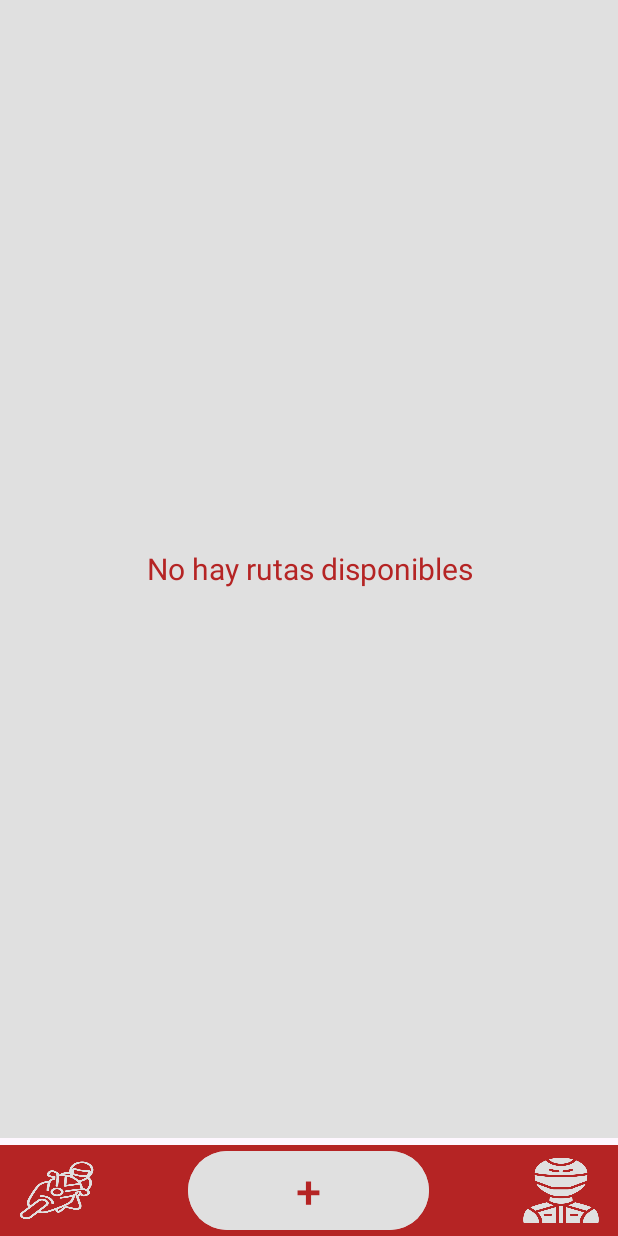
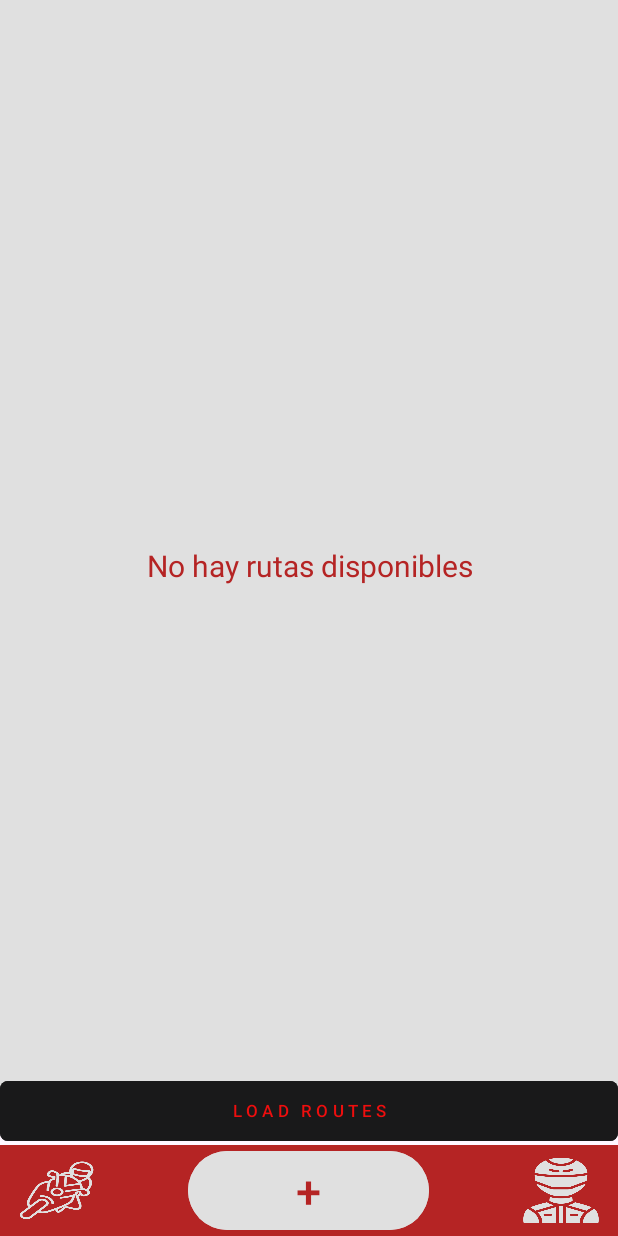
Before and after one commit to UniqueIsem/CRUD-Route, an Android app: the HomePage screen opened directly, with no data from a screen before it, on a phone screen of 412 x 824 dp. Run offline under Robolectric (Android 15) with nearby library versions, the phone set to English and light mode, and no system bars.

```diff
--- a/app/build.gradle
+++ b/app/build.gradle
@@ -3,6 +3,7 @@ plugins {
     id 'org.jetbrains.kotlin.android'
     //firebase services
     id 'com.google.gms.google-services'
+    id 'kotlin-android'
 }
 
 android {
--- a/app/src/main/AndroidManifest.xml
+++ b/app/src/main/AndroidManifest.xml
@@ -6,9 +6,12 @@
     <uses-permission android:name="android.permission.INTERNET" />
     <uses-permission android:name="android.permission.ACCESS_NETWORK_STATE" />
     <uses-permission android:name="android.permission.ACCESS_COARSE_LOCATION" />
+    <uses-permission android:name="android.permission.READ_EXTERNAL_STORAGE"
+        android:maxSdkVersion="32" />
     <uses-permission
         android:name="android.permission.WRITE_EXTERNAL_STORAGE"
-        android:maxSdkVersion="32" />
+        android:maxSdkVersion="32"
+        tools:ignore="ScopedStorage" />
     <uses-permission android:name="android.permission.READ_MEDIA_IMAGES" />
 
     <uses-feature
--- a/app/src/main/java/com/example/crud_route/HomePage.kt
+++ b/app/src/main/java/com/example/crud_route/HomePage.kt
@@ -1,11 +1,16 @@
 package com.example.crud_route
 
-import android.content.Context
+import android.Manifest
 import android.content.Intent
+import android.content.pm.PackageManager
 import android.os.Bundle
 import android.widget.Button
+import android.widget.Toast
 import androidx.appcompat.app.AppCompatActivity
+import androidx.core.app.ActivityCompat
+import androidx.core.content.ContextCompat
 import com.example.crud_route.more.ExplorePage
+import com.example.crud_route.more.Inclination
 import com.example.crud_route.profile.Profile
 import com.example.crud_route.route.Adapter
 import com.example.crud_route.route.CreateRoute
@@ -14,10 +19,17 @@ import com.example.crud_route.route.RouteList
 import com.example.crud_route.route.daoRoute
 
 class HomePage : AppCompatActivity() {
+    private val REQUEST_CODE_PERMISSIONS = 1001
+    private val REQUIRED_PERMISSIONS = arrayOf(
+        Manifest.permission.READ_EXTERNAL_STORAGE,
+        Manifest.permission.WRITE_EXTERNAL_STORAGE
+    )
+
     private lateinit var dao: daoRoute
     private lateinit var adapter: Adapter
     private lateinit var list: ArrayList<Route>
 
+    private lateinit var btnLoadRoutes: Button
     private lateinit var btnMore: Button
     private lateinit var btnCreateRoute: Button
     private lateinit var btnProfile: Button
@@ -26,24 +38,33 @@ class HomePage : AppCompatActivity() {
         super.onCreate(savedInstanceState)
         setContentView(R.layout.activity_home_page)
 
+        if (!allPermissionsGranted()) {
+            // Solicitar permisos si no están otorgados
+            ActivityCompat.requestPermissions(this, REQUIRED_PERMISSIONS, REQUEST_CODE_PERMISSIONS)
+        }
+
         dao = daoRoute(this)
         list = ArrayList<Route>()
         adapter = Adapter(this, list, dao)
 
         val listFragment = RouteList()
-        viewAllItems()
 
         supportFragmentManager.beginTransaction().apply {
             replace(R.id.flFragment, listFragment)
             commit()
         }
 
+
+        btnLoadRoutes = findViewById(R.id.btnLoadRoutes)
         btnMore = findViewById(R.id.btnMore)
         btnCreateRoute = findViewById(R.id.btnCreateRoute)
         btnProfile = findViewById(R.id.btnProfile)
 
+        btnLoadRoutes.setOnClickListener({
+            loadList()
+        })
         btnMore.setOnClickListener({
-            startActivity(Intent(this, ExplorePage::class.java))
+            startActivity(Intent(this, Inclination::class.java))
         })
         btnCreateRoute.setOnClickListener({
             startActivity(Intent(this, CreateRoute::class.java))
@@ -53,9 +74,27 @@ class HomePage : AppCompatActivity() {
         })
     }
 
-    fun viewAllItems() {
-        adapter.notifyDataSetChanged()
-        list = dao.viewAll()
+    private fun allPermissionsGranted(): Boolean {
+        for (permission in REQUIRED_PERMISSIONS) {
+            if (ContextCompat.checkSelfPermission(this, permission) != PackageManager.PERMISSION_GRANTED) {
+                return false
+            }
+        }
+        return true
+    }
+
+    override fun onRequestPermissionsResult(requestCode: Int, permissions: Array<String>, grantResults: IntArray) {
+        super.onRequestPermissionsResult(requestCode, permissions, grantResults)
+        if (requestCode == REQUEST_CODE_PERMISSIONS) {
+            if (!allPermissionsGranted()) {
+                // Manejar el caso en que el usuario niegue los permisos
+                // Puedes mostrar un mensaje explicativo o solicitar los permisos nuevamente
+            }
+        }
+    }
+
+    private fun loadList() {
+        recreate()
     }
 
 }
--- a/app/src/main/res/layout/activity_home_page.xml
+++ b/app/src/main/res/layout/activity_home_page.xml
@@ -1,8 +1,8 @@
 <?xml version="1.0" encoding="utf-8"?>
-<FrameLayout
-    xmlns:android="http://schemas.android.com/apk/res/android"
+<FrameLayout xmlns:android="http://schemas.android.com/apk/res/android"
     android:layout_width="match_parent"
     android:layout_height="match_parent"
+    xmlns:app="http://schemas.android.com/apk/res-auto"
     android:orientation="vertical">
 
     <!--Route ListView-->
@@ -10,7 +10,19 @@
         android:id="@+id/flFragment"
         android:layout_width="match_parent"
         android:layout_height="match_parent"
-        android:layout_marginBottom="65dp"/>
+        android:layout_marginBottom="70dp"/>
+    <Button
+        android:id="@+id/btnLoadRoutes"
+        android:layout_width="match_parent"
+        android:layout_height="wrap_content"
+        android:text="L O A D   R O U T E S"
+        android:textSize="11sp"
+        android:textColor="@color/red"
+        android:backgroundTint="@color/darkGray"
+        app:cornerRadius="5dp"
+        android:layout_gravity="bottom"
+        android:paddingVertical="0dp"
+        android:layout_marginBottom="59dp"/>
 
     <!--Horizontal Menu Bar-->
     <include layout="@layout/bottom_menu"/>
--- a/app/src/main/res/layout/edit_profile_dialog.xml
+++ b/app/src/main/res/layout/edit_profile_dialog.xml
@@ -17,7 +17,6 @@
             android:layout_height="150dp"
             android:src="@drawable/bikerblack"
             android:scaleType="centerCrop"/>
-
         <LinearLayout
             android:layout_width="match_parent"
             android:layout_height="wrap_content"
@@ -44,6 +43,8 @@
                 android:textColor="@color/white"
                 android:backgroundTint="@color/red"/>
         </LinearLayout>
+
+
 
         <EditText
             android:id="@+id/editUserName"
```
Also changed, not shown: app/src/main/java/com/example/crud_route/ItemFileAdapter.java (added, +52 -0 lines), app/src/main/java/com/example/crud_route/profile/Profile.java (+184 -5 lines), app/src/main/java/com/example/crud_route/route/Adapter.java (+22 -3 lines), app/src/main/java/com/example/crud_route/route/daoRoute.java (+7 -1 lines), app/src/main/res/layout/activity_profile.xml (+31 -6 lines), app/src/main/res/layout/item_route_img.xml (added, +12 -0 lines), app/src/main/java/com/example/crud_route/route/FileAdapter.java (line endings or trailing spaces).
